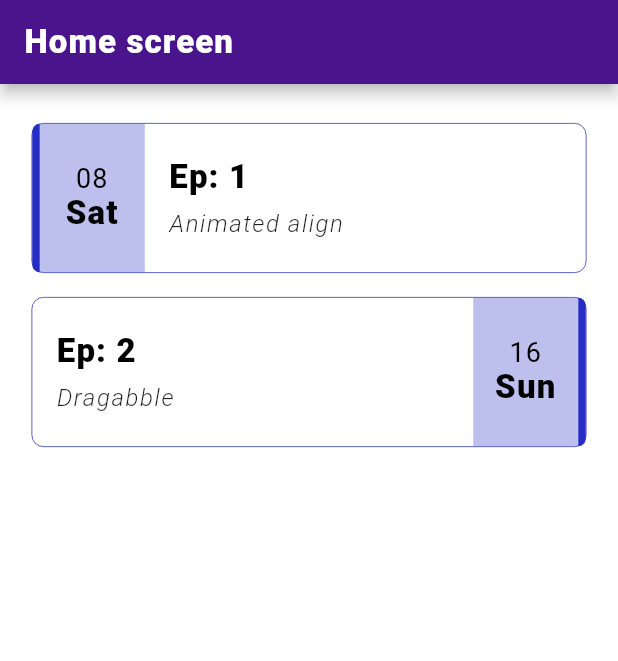
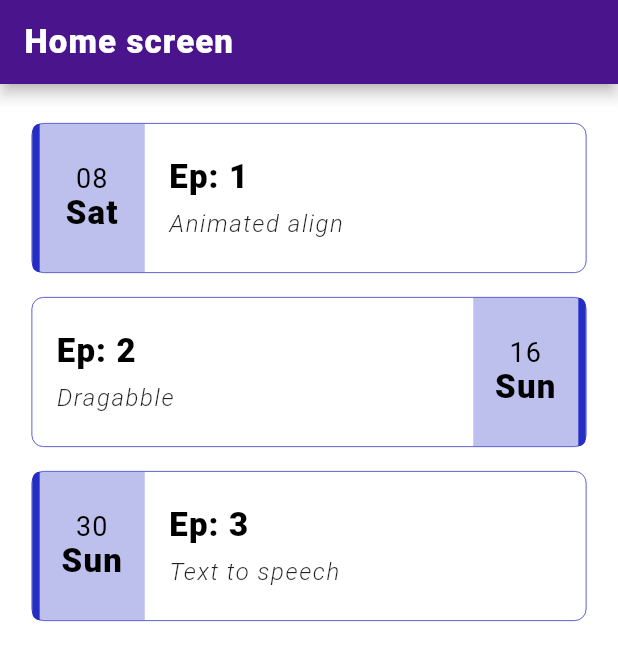
Before and after one commit to Zeeshan-progs/Flutter-challenge, a Flutter app: the screen it shows after launch, on a phone screen of 412 x 824 dp. Shown: the top 661 px of the screen. Run offline on Flutter 3.47's test engine with Material 2 defaults, Android fonts, the phone set to English and light mode, and no system bars; our stand-ins replace flutter_tts, font_awesome_flutter.

Commit message:
text to speech

```diff
--- a/lib/constants/assets.dart
+++ b/lib/constants/assets.dart
@@ -1,4 +1,5 @@
 class Assets {
   Assets._();
   static const appIcon = 'assets/images/app_icon.png';
+  static const sound = "assets/gifs/sound.gif";
 }
--- a/lib/utils/routes.dart
+++ b/lib/utils/routes.dart
@@ -1,13 +1,17 @@
 import 'package:flutter/material.dart';
 import 'package:widget_challenge/ui/Alignment_align/animated_align_screen.dart';
 import 'package:widget_challenge/ui/dragabble/dragabble.dart';
+import 'package:widget_challenge/ui/text_to_speech/text_to_speech.dart';
 
 class Routes {
   static Map<String, Widget Function(BuildContext)> route = {
     ep1: (context) => const AnimatedAlignWidget(),
-    ep2: (p0) => const DraggableScreen(),
+    ep2: (context) => const DraggableScreen(),
+    ep3:(context) =>const TextToSpeech()
   };
 
   static String ep1 = '/animated_align_screen';
   static String ep2 = '/dragabble';
+  static String ep3 = '/text_to_speech';
+
 }
--- a/lib/utils/task_list.dart
+++ b/lib/utils/task_list.dart
@@ -27,4 +27,10 @@ List<DailyTask> tasks = [
     cretedAt: DateTime(2022, 10, 16),
     route: Routes.ep2,
   ),
+   DailyTask(
+    description: 'Text to speech',
+    title: 'Ep: 3',
+    cretedAt: DateTime(2022, 10, 30),
+    route: Routes.ep3,
+  ),
 ];
--- a/pubspec.yaml
+++ b/pubspec.yaml
@@ -16,6 +16,8 @@ dependencies:
 
   cupertino_icons: ^1.0.2
   intl: ^0.17.0
+  flutter_tts: ^3.5.3
+  font_awesome_flutter: ^10.2.1
 
 dev_dependencies:
   flutter_test:
@@ -32,3 +34,4 @@ flutter:
   # To add assets to your application, add an assets section, like this:
   assets:
     - assets/images/
+    - assets/gifs/
```
Also changed, not shown: lib/ui/text_to_speech/text_to_speech.dart (added, +88 -0 lines), assets/gifs/sound.gif (added), 9 other files.
